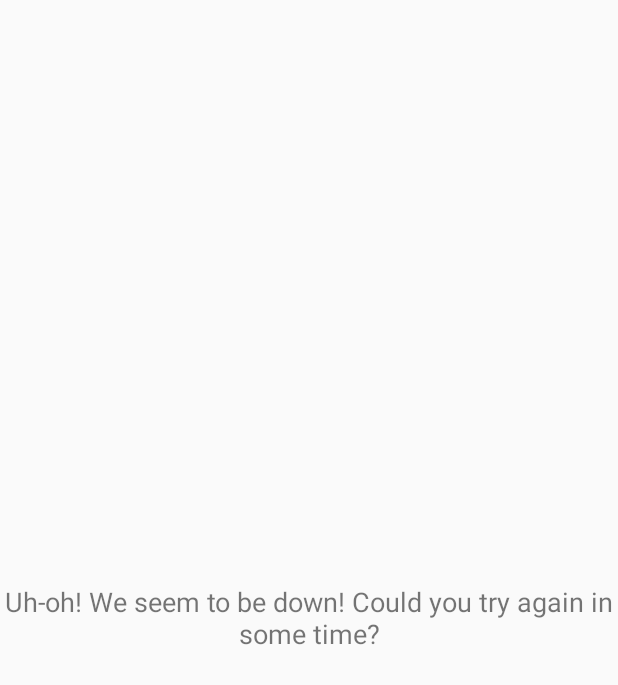
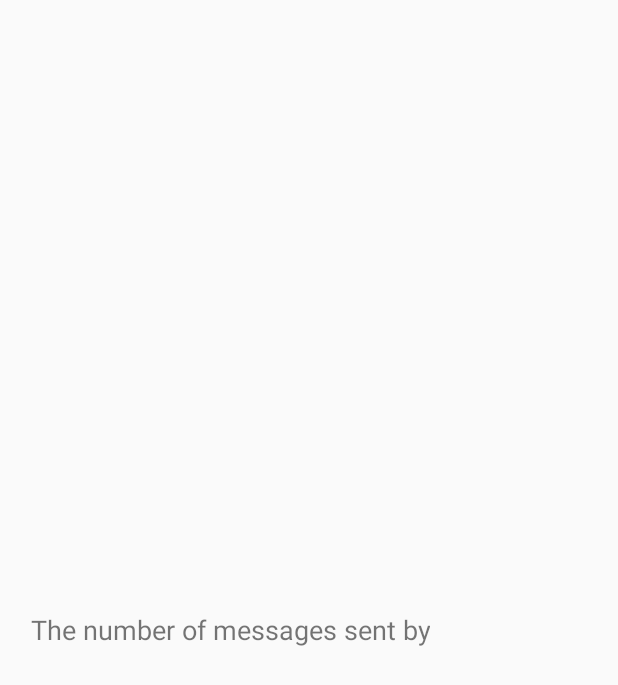
Before and after one commit to ahishek/HChat, an Android app: the layout dialog_count.xml on its own in the app's theme, with its tools: preview values and no code run, on a phone screen of 412 x 824 dp. Shown: the top 685 px of the screen. Run offline under Robolectric (Android 15) with nearby library versions, the phone set to English and light mode, and no system bars.

Commit message:
Dialog made better

```diff
--- a/app/src/main/res/layout/dialog_count.xml
+++ b/app/src/main/res/layout/dialog_count.xml
@@ -2,6 +2,7 @@
 <LinearLayout xmlns:android="http://schemas.android.com/apk/res/android"
               android:layout_width="wrap_content"
               android:layout_height="match_parent"
+              android:padding="@dimen/spacing_20"
               android:orientation="vertical">
 
     <TextView
@@ -10,8 +11,9 @@
         android:layout_height="wrap_content"
         android:layout_gravity="center"
         android:layout_weight="1"
+        android:layout_marginTop="@dimen/activity_vertical_margin"
         android:gravity="center"
-        android:text="@string/error_view"
+        android:text="@string/number_string_1"
         android:textSize="@dimen/font_size_18"/>
 
 </LinearLayout>
```
